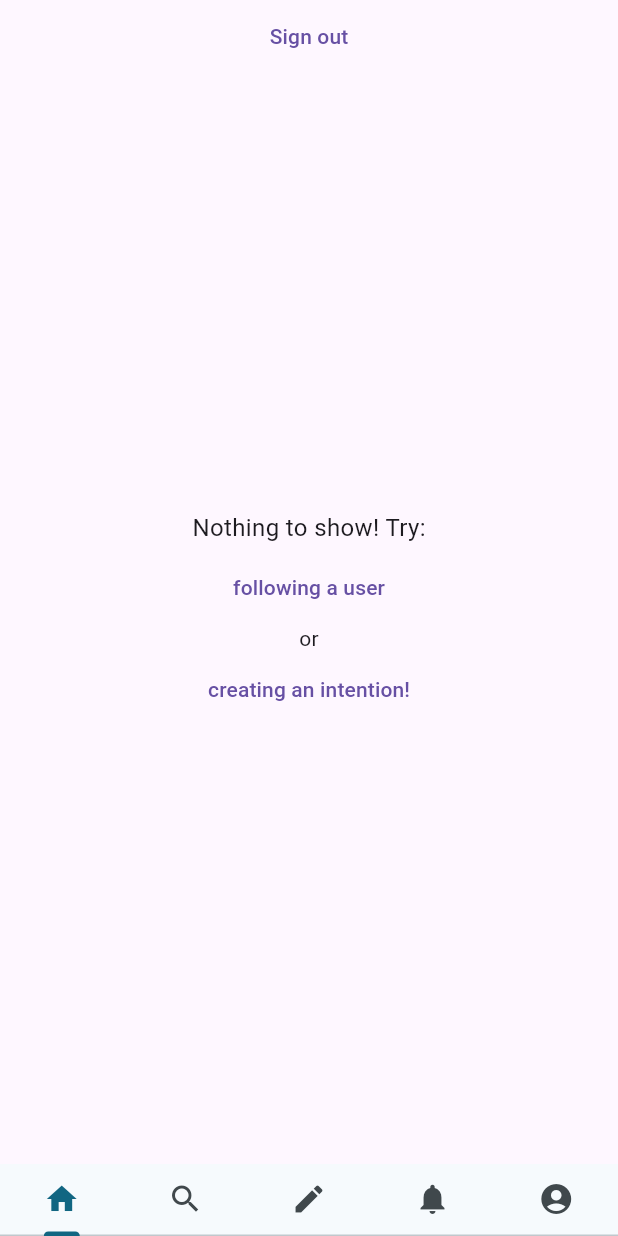
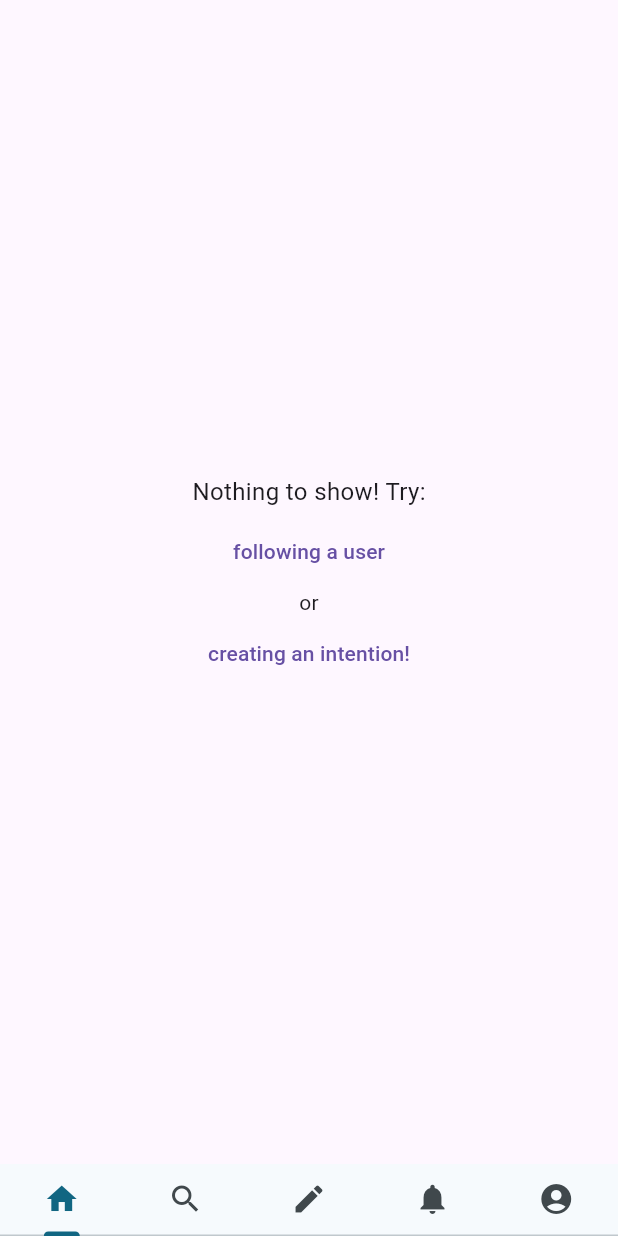
Before and after one commit to sventi555/intentions_flutter, a Flutter app: the screen it shows once a user with an empty profile is signed in, on a phone screen of 412 x 824 dp. Run offline on Flutter 3.47's test engine with Material 3 defaults, Android fonts, the phone set to English and light mode, and no system bars; drawn by our look-alikes of loader_overlay; our stand-ins replace cloud_firestore, equatable, firebase_auth, firebase_core, firebase_storage, flutter_riverpod and 3 more; accounts and stored records are empty.

Commit message:
move sign out button to profile

```diff
--- a/lib/pages/feed.dart
+++ b/lib/pages/feed.dart
@@ -1,7 +1,6 @@
 import 'package:flutter/material.dart';
 import 'package:flutter_riverpod/flutter_riverpod.dart';
 import 'package:go_router/go_router.dart';
-import 'package:intentions_flutter/firebase.dart';
 import 'package:intentions_flutter/pages/intention.dart';
 import 'package:intentions_flutter/pages/profile.dart';
 import 'package:intentions_flutter/providers/auth_user.dart';
@@ -110,15 +109,12 @@ class Feed extends ConsumerWidget {
     return Scaffold(
       body: RefreshIndicator(
         onRefresh: () => ref.refresh(feedProvider.future),
-        child: Column(
-          crossAxisAlignment: CrossAxisAlignment.stretch,
-          children: [
-            SignOutButton(),
-            Expanded(
         child: feedState.when(
           data: (val) {
             if (val.items.isEmpty) {
               return MaxHeightScrollView(
+                child: Container(
+                  alignment: Alignment.center,
                   child: Column(
                     mainAxisAlignment: MainAxisAlignment.center,
                     children: [
@@ -142,6 +138,7 @@ class Feed extends ConsumerWidget {
                       ),
                     ],
                   ),
+                ),
               );
             }
 
@@ -151,23 +148,6 @@ class Feed extends ConsumerWidget {
           loading: () => postsList,
         ),
       ),
-          ],
-        ),
-      ),
     );
   }
 }
-
-class SignOutButton extends StatelessWidget {
-  const SignOutButton({super.key});
-
-  @override
-  Widget build(BuildContext context) {
-    return TextButton(
-      child: Text("Sign out"),
-      onPressed: () {
-        firebase.auth.signOut();
-      },
-    );
-  }
-}
```
Also changed, not shown: lib/pages/profile.dart (+36 -6 lines). Lines whose indentation alone changed are shown as unchanged.
